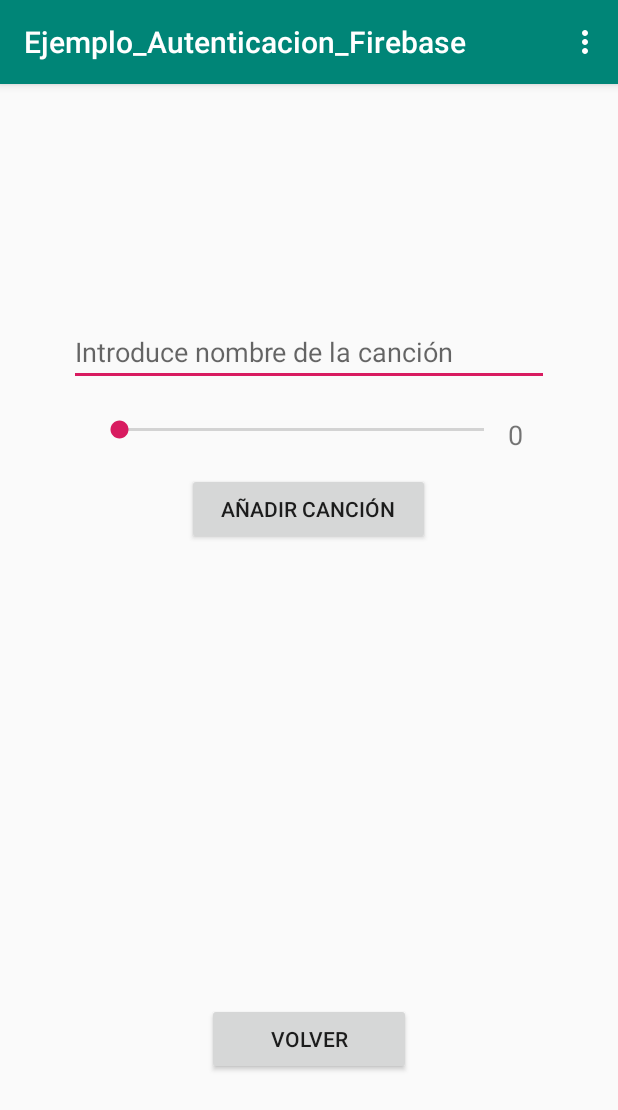
After one commit to oscarcillo/Ejemplo_Autenticacion_Firebase, an Android app: the AddTrackActivity screen opened directly, with no data from a screen before it, on a phone screen of 412 x 824 dp. The commit adds this screen. Shown: the top 1110 px of the screen. Run offline under Robolectric (Android 15) with nearby library versions, the phone set to English and light mode, and no system bars; our stand-ins replace Firebase (no records; nobody signed in at launch, a user with empty details on screens opened directly).

Commit message:
Añadida funcionalidad para insertar canciones por artista en la BD

```diff
--- /dev/null
+++ b/app/src/main/java/com/otr/ejemplo_autenticacion_firebase/AddTrackActivity.java
@@ -0,0 +1,144 @@
+package com.otr.ejemplo_autenticacion_firebase;
+
+import android.content.Intent;
+import android.support.annotation.NonNull;
+import android.support.v7.app.AppCompatActivity;
+import android.os.Bundle;
+import android.text.TextUtils;
+import android.view.Menu;
+import android.view.MenuInflater;
+import android.view.MenuItem;
+import android.view.View;
+import android.widget.Button;
+import android.widget.EditText;
+import android.widget.ListView;
+import android.widget.ProgressBar;
+import android.widget.SeekBar;
+import android.widget.TextView;
+import android.widget.Toast;
+
+import com.google.firebase.auth.FirebaseAuth;
+import com.google.firebase.database.DataSnapshot;
+import com.google.firebase.database.DatabaseError;
+import com.google.firebase.database.DatabaseReference;
+import com.google.firebase.database.FirebaseDatabase;
+import com.google.firebase.database.ValueEventListener;
+
+import java.util.ArrayList;
+import java.util.List;
+
+public class AddTrackActivity extends AppCompatActivity {
+
+    FirebaseAuth mAuth = FirebaseAuth.getInstance();
+
+    TextView textViewArtistName;
+    EditText editTextTrackname;
+    SeekBar seekBarRating;
+    Button buttonAddTrack;
+    ProgressBar progeso;
+    TextView numeroRating;
+
+    ListView listViewTracks;
+
+    DatabaseReference databaseTracks;
+
+    List<Track> tracks;
+
+    @Override
+    protected void onCreate(Bundle savedInstanceState) {
+        super.onCreate(savedInstanceState);
+        setContentView(R.layout.activity_add_track);
+        //
+        Intent i = getIntent();
+        textViewArtistName = findViewById(R.id.textViewArtistName);
+        editTextTrackname = findViewById(R.id.editTextTrackName);
+        seekBarRating = findViewById(R.id.seekBarRating);
+        buttonAddTrack = findViewById(R.id.buttonAddTrack);
+        progeso = findViewById(R.id.progressBarTrack);
+        listViewTracks = findViewById(R.id.listViewTracks);
+        numeroRating = findViewById(R.id.textNumberRating);
+        //establecer nombre del artista
+        textViewArtistName.setText(i.getStringExtra(DatosActivity.ARTIST_NAME));
+        String id = i.getStringExtra(DatosActivity.ARTIST_ID);
+        //
+        databaseTracks = FirebaseDatabase.getInstance().getReference("tracks").child(id);
+        //
+        tracks = new ArrayList<>();
+
+        //cambiar numero del rating
+        seekBarRating.setOnSeekBarChangeListener(new SeekBar.OnSeekBarChangeListener() {
+            @Override
+            public void onProgressChanged(SeekBar seekBar, int progress, boolean fromUser) {
+                numeroRating.setText(""+progress);
+            }
+            @Override
+            public void onStartTrackingTouch(SeekBar seekBar) {}
+            @Override
+            public void onStopTrackingTouch(SeekBar seekBar) {}
+        });
+    }
+
+    @Override
+    protected void onStart() {
+        super.onStart();
+        //
+        databaseTracks.addValueEventListener(new ValueEventListener() {
+            @Override
+            public void onDataChange(@NonNull DataSnapshot dataSnapshot) {
+                tracks.clear();
+                for(DataSnapshot trackSnapshot : dataSnapshot.getChildren()){
+                    Track track = trackSnapshot.getValue(Track.class);
+                    tracks.add(track);
+                }
+                TrackList adapter = new TrackList(AddTrackActivity.this, tracks);
+                listViewTracks.setAdapter(adapter);
+                //
+                progeso.setVisibility(View.INVISIBLE);
+            }
+
+            @Override
+            public void onCancelled(@NonNull DatabaseError databaseError) {
+                progeso.setVisibility(View.INVISIBLE);
+            }
+        });
+    }
+
+    public void addTrack(View v){
+        String trackName = editTextTrackname.getText().toString().trim();
+        int rating = seekBarRating.getProgress();
+
+        if(!TextUtils.isEmpty(trackName)){
+            String id = databaseTracks.push().getKey();
+            Track track = new Track(id, trackName, rating);
+            databaseTracks.child(id).setValue(track);
+            Toast.makeText(this, "Canción añadida", Toast.LENGTH_SHORT).show();
+        }
+        else{
+            Toast.makeText(this, "Debes introducir un nombre de canción",
+                    Toast.LENGTH_SHORT).show();
+        }
+    }
+
+    //Barra superior con opcion de cerrar sesion
+    @Override
+    public boolean onCreateOptionsMenu(Menu menu) {
+        MenuInflater inflater = getMenuInflater();
+        inflater.inflate(R.menu.menu, menu);
+        return true;
+    }
+
+    @Override
+    public boolean onOptionsItemSelected(MenuItem item) {
+        mAuth.signOut();
+        Intent i = new Intent(this, MainActivity.class);
+        startActivity(i);
+        finish();
+        return true;
+    }
+
+    public void volver(View v){
+        Intent i = new Intent(this, DatosActivity.class);
+        startActivity(i);
+        finish();
+    }
+}
--- a/app/src/main/java/com/otr/ejemplo_autenticacion_firebase/ArtistList.java
+++ b/app/src/main/java/com/otr/ejemplo_autenticacion_firebase/ArtistList.java
@@ -15,7 +15,7 @@ public class ArtistList extends ArrayAdapter<Artist> {
     private List<Artist> artistList;
 
     public ArtistList(Activity context, List<Artist> artistList){
-        super(context, R.layout.list_layout, artistList);
+        super(context, R.layout.layout_artist_list, artistList);
         this.context = context;
         this.artistList = artistList;
     }
@@ -24,7 +24,7 @@ public class ArtistList extends ArrayAdapter<Artist> {
     public View getView(int position, View convertView, ViewGroup parent) {
         LayoutInflater inflater = context.getLayoutInflater();
 
-        View listViewItem = inflater.inflate(R.layout.list_layout, null, true);
+        View listViewItem = inflater.inflate(R.layout.layout_artist_list, null, true);
 
         TextView textViewName = listViewItem.findViewById(R.id.textViewName);
         TextView textViewGenre = listViewItem.findViewById(R.id.textViewGenre);
--- /dev/null
+++ b/app/src/main/java/com/otr/ejemplo_autenticacion_firebase/TrackList.java
@@ -0,0 +1,39 @@
+package com.otr.ejemplo_autenticacion_firebase;
+
+import android.app.Activity;
+import android.view.LayoutInflater;
+import android.view.View;
+import android.view.ViewGroup;
+import android.widget.ArrayAdapter;
+import android.widget.TextView;
+
+import java.util.List;
+
+public class TrackList extends ArrayAdapter<Track> {
+
+    private Activity context;
+    private List<Track> tracks;
+
+    public TrackList(Activity context, List<Track> tracks){
+        super(context, R.layout.layout_track_list, tracks);
+        this.context = context;
+        this.tracks = tracks;
+    }
+
+    @Override
+    public View getView(int position, View convertView, ViewGroup parent) {
+        LayoutInflater inflater = context.getLayoutInflater();
+
+        View listViewItem = inflater.inflate(R.layout.layout_track_list, null, true);
+
+        TextView textViewName = listViewItem.findViewById(R.id.textViewNameTrack);
+        TextView textViewRating = listViewItem.findViewById(R.id.textViewRating);
+
+        Track track = tracks.get(position);
+
+        textViewName.setText(track.getTrackName());
+        textViewRating.setText("Puntuación: " + String.valueOf(track.getTrackRating()));
+
+        return listViewItem;
+    }
+}
--- /dev/null
+++ b/app/src/main/res/layout/activity_add_track.xml
@@ -0,0 +1,86 @@
+<?xml version="1.0" encoding="utf-8"?>
+<LinearLayout xmlns:android="http://schemas.android.com/apk/res/android"
+    xmlns:app="http://schemas.android.com/apk/res-auto"
+    xmlns:tools="http://schemas.android.com/tools"
+    android:layout_width="match_parent"
+    android:layout_height="match_parent"
+    android:gravity="center"
+    android:orientation="vertical"
+    tools:context=".AddTrackActivity">
+
+    <TextView
+        android:id="@+id/textViewArtistName"
+        android:layout_width="match_parent"
+        android:layout_height="wrap_content"
+        android:textAlignment="center"
+        android:textAppearance="@style/Base.TextAppearance.AppCompat.Large"
+        android:layout_marginBottom="20dp"/>
+
+    <EditText
+        android:id="@+id/editTextTrackName"
+        android:layout_width="320dp"
+        android:layout_height="wrap_content"
+        android:layout_marginBottom="20dp"
+        android:ems="10"
+        android:hint="Introduce nombre de la canción"
+        android:inputType="textPersonName" />
+
+    <LinearLayout
+        android:layout_width="wrap_content"
+        android:layout_height="wrap_content"
+        android:orientation="horizontal">
+
+        <SeekBar
+            android:id="@+id/seekBarRating"
+            android:layout_width="275dp"
+            android:layout_height="wrap_content"
+            android:layout_marginBottom="20dp"
+            android:max="10" />
+
+        <TextView
+            android:id="@+id/textNumberRating"
+            android:layout_width="wrap_content"
+            android:layout_height="wrap_content"
+            android:layout_weight="1"
+            android:text="0"
+            android:textSize="18sp" />
+    </LinearLayout>
+
+    <Button
+        android:id="@+id/buttonAddTrack"
+        android:layout_width="162dp"
+        android:layout_height="wrap_content"
+        android:layout_marginBottom="20dp"
+        android:onClick="addTrack"
+        android:text="Añadir Canción" />
+
+    <RelativeLayout xmlns:android="http://schemas.android.com/apk/res/android"
+        xmlns:tools="http://schemas.android.com/tools"
+        android:layout_width="wrap_content"
+        android:layout_height="wrap_content"
+        android:visibility="visible"
+        tools:context=".DatosActivity">
+
+        <ProgressBar
+            android:id="@+id/progressBarTrack"
+            style="?android:attr/progressBarStyle"
+            android:layout_width="103dp"
+            android:layout_height="97dp"
+            android:layout_centerInParent="true"
+            tools:visibility="invisible" />
+
+        <ListView
+            android:id="@+id/listViewTracks"
+            android:layout_width="340dp"
+            android:layout_height="265dp" />
+    </RelativeLayout>
+
+    <Button
+        android:id="@+id/button"
+        android:layout_width="136dp"
+        android:layout_height="wrap_content"
+        android:layout_marginTop="20dp"
+        android:onClick="volver"
+        android:text="Volver" />
+
+</LinearLayout>
```
Also changed, not shown: app/src/main/AndroidManifest.xml (+6 -3 lines), app/src/main/java/com/otr/ejemplo_autenticacion_firebase/DatosActivity.java (+47 -0 lines), app/src/main/java/com/otr/ejemplo_autenticacion_firebase/ProfileActivity.java (+4 -7 lines), app/src/main/java/com/otr/ejemplo_autenticacion_firebase/Track.java (added, +31 -0 lines), app/src/main/res/layout/activity_datos.xml (+12 -3 lines), app/src/main/res/layout/layout_artist_list.xml (added, +22 -0 lines), app/src/main/res/layout/layout_track_list.xml (renamed from app/src/main/res/layout/list_layout.xml, +6 -4 lines).
